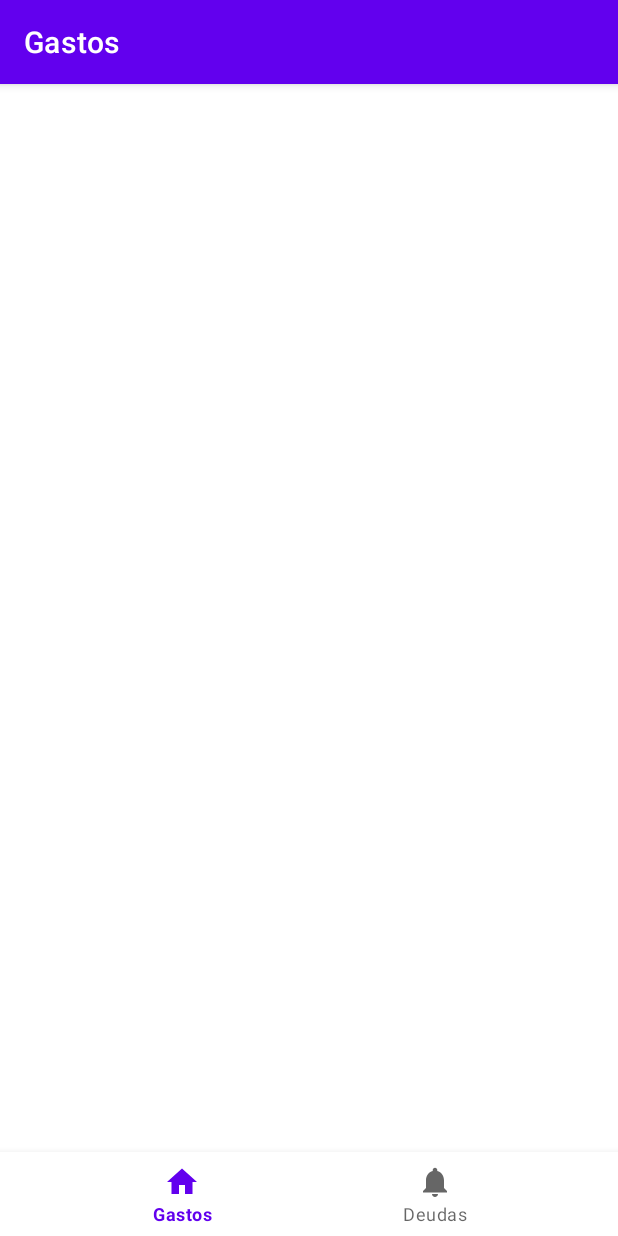
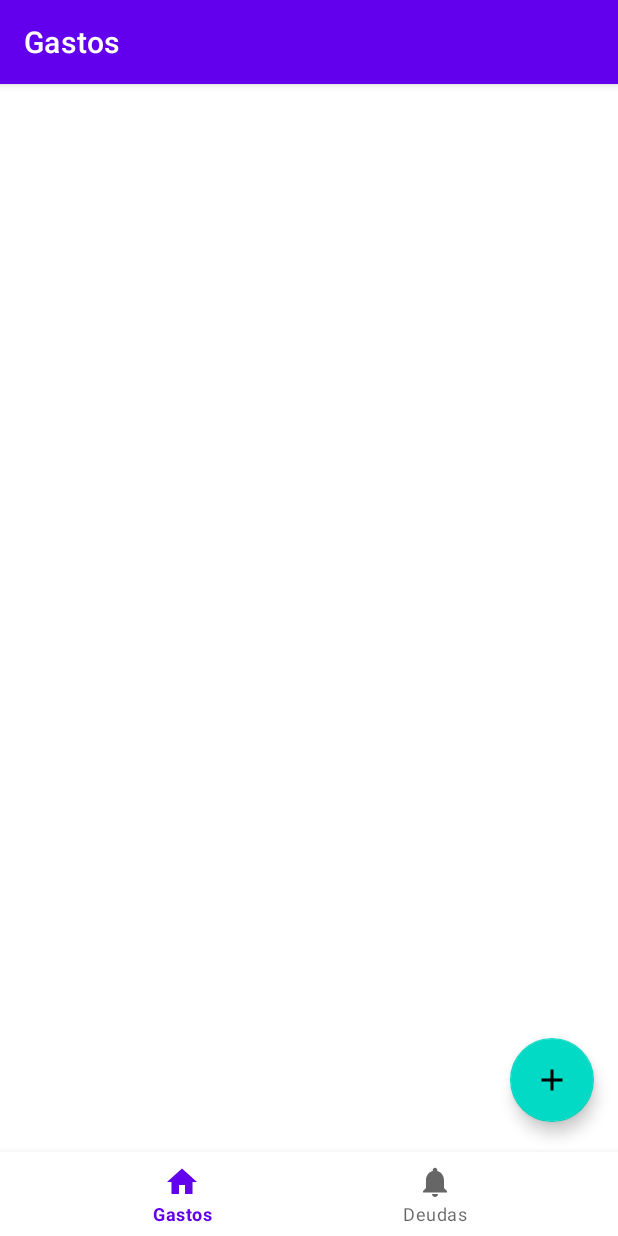
Before and after one commit to Tr3sar/Paymate, an Android app: the GastosFragment screen opened directly, with no data from a screen before it, on a phone screen of 412 x 824 dp. Run offline under Robolectric (Android 15) with nearby library versions, the phone set to English and light mode, and no system bars; our stand-ins replace Dagger/Hilt's generated code, navigation-ui.

Commit message:
Nueva activity crear gasto (sin funcionalidad)

```diff
--- a/app/src/main/AndroidManifest.xml
+++ b/app/src/main/AndroidManifest.xml
@@ -16,7 +16,10 @@
         android:theme="@style/Theme.Paymate"
         tools:targetApi="31">
         <activity
-            android:name=".NewGroupActivity"
+            android:name=".ui.newgasto.NewExpenseActivity"
+            android:exported="false" />
+        <activity
+            android:name=".ui.newgroup.NewGroupActivity"
             android:exported="false" />
         <activity
             android:name=".ui.group.GrupoActivity"
--- a/app/src/main/java/dadm/jmartor/paymate/ui/group/ui/gastos/GastosFragment.kt
+++ b/app/src/main/java/dadm/jmartor/paymate/ui/group/ui/gastos/GastosFragment.kt
@@ -1,5 +1,6 @@
 package dadm.jmartor.paymate.ui.group.ui.gastos
 
+import android.content.Intent
 import android.os.Bundle
 import android.view.LayoutInflater
 import android.view.View
@@ -12,6 +13,8 @@ import androidx.lifecycle.ViewModelProvider
 import com.google.android.material.snackbar.Snackbar
 import dadm.jmartor.paymate.R
 import dadm.jmartor.paymate.databinding.FragmentGastosBinding
+import dadm.jmartor.paymate.ui.newgasto.NewExpenseActivity
+import dadm.jmartor.paymate.ui.register.RegisterActivity
 import dagger.hilt.android.AndroidEntryPoint
 
 @AndroidEntryPoint
@@ -42,6 +45,12 @@ class GastosFragment : Fragment(R.layout.fragment_gastos) {
             adapter.submitList(expenseList)
         }
 
+        //newExpense
+        binding.btnAdd.setOnClickListener() {
+            val intent = Intent(activity, NewExpenseActivity::class.java)
+            startActivity(intent)
+        }
+
         //refresh
         binding.swipeToRefresh.setOnRefreshListener() {
             getExpensesList()
--- /dev/null
+++ b/app/src/main/res/drawable/baseline_add_24.xml
@@ -0,0 +1,5 @@
+<vector android:height="24dp" android:tint="#FFFFFF"
+    android:viewportHeight="24" android:viewportWidth="24"
+    android:width="24dp" xmlns:android="http://schemas.android.com/apk/res/android">
+    <path android:fillColor="@android:color/white" android:pathData="M19,13h-6v6h-2v-6H5v-2h6V5h2v6h6v2z"/>
+</vector>
--- a/app/src/main/res/layout/activity_grupo.xml
+++ b/app/src/main/res/layout/activity_grupo.xml
@@ -5,6 +5,20 @@
     android:layout_width="match_parent"
     android:layout_height="match_parent"
     android:paddingTop="?attr/actionBarSize">
+
+    <fragment
+        android:id="@+id/nav_host_fragment_activity_grupo"
+        android:name="androidx.navigation.fragment.NavHostFragment"
+        android:layout_width="match_parent"
+        android:layout_height="match_parent"
+        android:layout_marginBottom="60dp"
+        app:defaultNavHost="true"
+        app:layout_constraintBottom_toBottomOf="parent"
+        app:layout_constraintLeft_toLeftOf="parent"
+        app:layout_constraintRight_toRightOf="parent"
+        app:layout_constraintTop_toTopOf="parent"
+        app:layout_constraintVertical_bias="1.0"
+        app:navGraph="@navigation/mobile_navigation" />
 
     <com.google.android.material.bottomnavigation.BottomNavigationView
         android:id="@+id/nav_view"
@@ -17,17 +31,4 @@
         app:layout_constraintLeft_toLeftOf="parent"
         app:layout_constraintRight_toRightOf="parent"
         app:menu="@menu/bottom_nav_menu" />
-
-    <fragment
-        android:id="@+id/nav_host_fragment_activity_grupo"
-        android:name="androidx.navigation.fragment.NavHostFragment"
-        android:layout_width="match_parent"
-        android:layout_height="match_parent"
-        app:defaultNavHost="true"
-        app:layout_constraintBottom_toTopOf="@id/nav_view"
-        app:layout_constraintLeft_toLeftOf="parent"
-        app:layout_constraintRight_toRightOf="parent"
-        app:layout_constraintTop_toTopOf="parent"
-        app:navGraph="@navigation/mobile_navigation" />
-
 </androidx.constraintlayout.widget.ConstraintLayout>
--- a/app/src/main/res/layout/fragment_gastos.xml
+++ b/app/src/main/res/layout/fragment_gastos.xml
@@ -19,6 +19,16 @@
 
         </androidx.recyclerview.widget.RecyclerView>
 
+        <com.google.android.material.floatingactionbutton.FloatingActionButton
+            android:id="@+id/btn_add"
+            android:layout_width="wrap_content"
+            android:layout_height="wrap_content"
+            android:src="@drawable/baseline_add_24"
+            android:layout_gravity="bottom|end"
+            android:contentDescription="@string/btn_add_description"
+            android:layout_marginBottom="16dp"
+            android:layout_marginEnd="16dp"/>
+
     </FrameLayout>
 
 </androidx.swiperefreshlayout.widget.SwipeRefreshLayout>
--- a/app/src/main/res/values/strings.xml
+++ b/app/src/main/res/values/strings.xml
@@ -20,4 +20,5 @@
     <string name="group_create_button">Crear grupo</string>
     <string name="title_deudas">Deudas</string>
     <string name="title_gastos">Gastos</string>
+    <string name="btn_add_description">Botón para añadir gastos</string>
 </resources>
```
Also changed, not shown: app/src/main/java/dadm/jmartor/paymate/ui/newgasto/NewExpenseActivity.kt (added, +14 -0 lines), app/src/main/res/layout/activity_new_expense.xml (added, +9 -0 lines).
